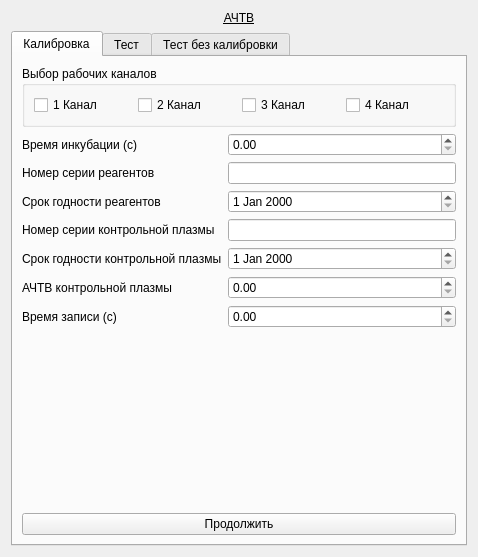
First picture: the form in choisedialog/ko2.ui, repository krang4d/Agrekola, before the edit.
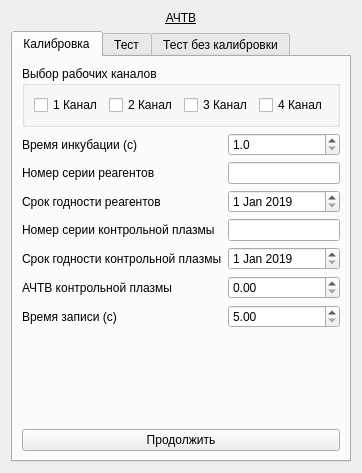
Second picture: the form after the edit.

Patch:
```diff
--- a/choisedialog/ko2.ui
+++ b/choisedialog/ko2.ui
@@ -6,8 +6,8 @@
    <rect>
     <x>0</x>
     <y>0</y>
-    <width>478</width>
-    <height>557</height>
+    <width>352</width>
+    <height>435</height>
    </rect>
   </property>
   <property name="windowTitle">
@@ -81,7 +81,14 @@
           </widget>
          </item>
          <item row="0" column="1">
-          <widget class="QDoubleSpinBox" name="doubleSpinBox_calibIncube"/>
+          <widget class="QDoubleSpinBox" name="doubleSpinBox_calibIncube">
+           <property name="decimals">
+            <number>1</number>
+           </property>
+           <property name="minimum">
+            <double>1.000000000000000</double>
+           </property>
+          </widget>
          </item>
          <item row="1" column="0">
           <widget class="QLabel" name="label_calib1">
@@ -101,7 +108,15 @@
           </widget>
          </item>
          <item row="2" column="1">
-          <widget class="QDateEdit" name="dateEdit_calibReagent"/>
+          <widget class="QDateEdit" name="dateEdit_calibReagent">
+           <property name="date">
+            <date>
+             <year>2019</year>
+             <month>1</month>
+             <day>1</day>
+            </date>
+           </property>
+          </widget>
          </item>
          <item row="3" column="0">
           <widget class="QLabel" name="label_calib3">
@@ -125,7 +140,15 @@
           </widget>
          </item>
          <item row="4" column="1">
-          <widget class="QDateEdit" name="dateEdit_calibPlazma"/>
+          <widget class="QDateEdit" name="dateEdit_calibPlazma">
+           <property name="date">
+            <date>
+             <year>2019</year>
+             <month>1</month>
+             <day>1</day>
+            </date>
+           </property>
+          </widget>
          </item>
          <item row="6" column="0">
           <widget class="QLabel" name="label">
@@ -135,7 +158,14 @@
           </widget>
          </item>
          <item row="6" column="1">
-          <widget class="QDoubleSpinBox" name="doubleSpinBox_calibWriteTime"/>
+          <widget class="QDoubleSpinBox" name="doubleSpinBox_calibWriteTime">
+           <property name="minimum">
+            <double>5.000000000000000</double>
+           </property>
+           <property name="maximum">
+            <double>100.000000000000000</double>
+           </property>
+          </widget>
          </item>
          <item row="5" column="0">
           <widget class="QLabel" name="label_2">
```
Left out of the diff: 32 changed lines with no effect on the pictures.
